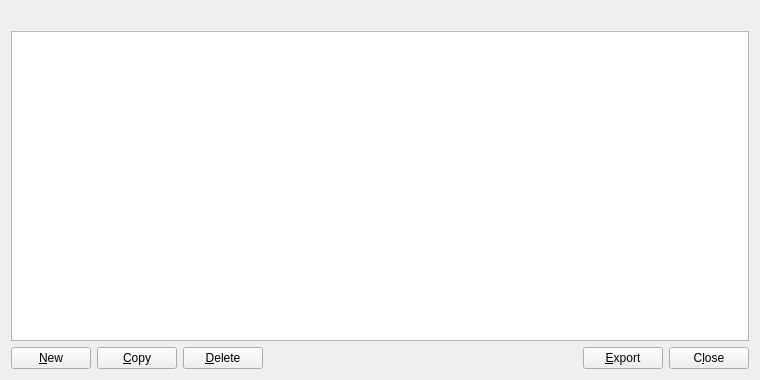
First picture: the form in src/qt/forms/addressbookpage.ui, repository cryptonodes-core/cryptonodes-core, before the edit.
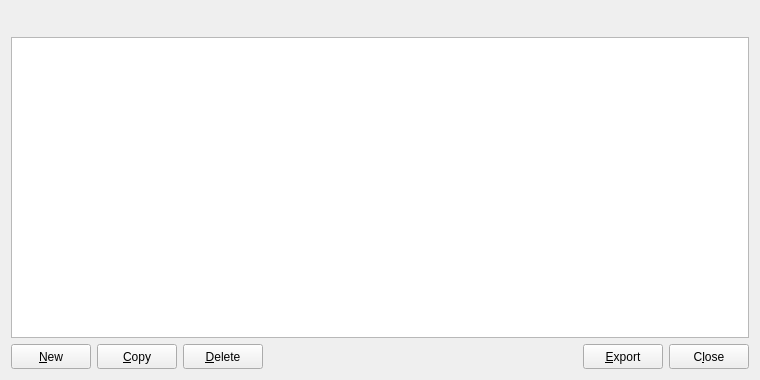
Second picture: the form after the edit. Icons and pictures are not drawn.

What changed in the file:
```diff
--- a/src/qt/forms/addressbookpage.ui
+++ b/src/qt/forms/addressbookpage.ui
@@ -4,15 +4,25 @@
  <widget class="QWidget" name="AddressBookPage">
   <property name="geometry">
    <rect>
-    <x>0</x>
-    <y>0</y>
     <width>760</width>
     <height>380</height>
    </rect>
   </property>
+  <property name="minimumSize">
+   <size>
+    <width>500</width>
+    <height>250</height>
+   </size>
+  </property>
   <layout class="QVBoxLayout" name="verticalLayout">
    <item>
     <widget class="QLabel" name="labelExplanation">
+     <property name="minimumSize">
+      <size>
+       <width>400</width>
+       <height>20</height>
+      </size>
+     </property>
      <property name="textFormat">
       <enum>Qt::PlainText</enum>
      </property>
@@ -23,6 +33,12 @@
    </item>
    <item>
     <widget class="QTableView" name="tableView">
+     <property name="minimumSize">
+      <size>
+       <width>400</width>
+       <height>200</height>
+      </size>
+     </property>
      <property name="palette">
       <palette>
        <active>
@@ -90,6 +106,12 @@
     <layout class="QHBoxLayout" name="horizontalLayout">
      <item>
       <widget class="QPushButton" name="newAddress">
+       <property name="minimumSize">
+        <size>
+         <width>75</width>
+         <height>25</height>
+        </size>
+       </property>
        <property name="toolTip">
         <string>Create a new address</string>
        </property>
@@ -107,6 +129,12 @@
      </item>
      <item>
       <widget class="QPushButton" name="copyAddress">
+       <property name="minimumSize">
+        <size>
+         <width>75</width>
+         <height>25</height>
+        </size>
+       </property>
        <property name="toolTip">
         <string>Copy the currently selected address to the system clipboard</string>
        </property>
@@ -124,6 +152,12 @@
      </item>
      <item>
       <widget class="QPushButton" name="deleteAddress">
+       <property name="minimumSize">
+        <size>
+         <width>75</width>
+         <height>25</height>
+        </size>
+       </property>
        <property name="toolTip">
         <string>Delete the currently selected address from the list</string>
        </property>
@@ -154,6 +188,12 @@
      </item>
      <item>
       <widget class="QPushButton" name="exportButton">
+       <property name="minimumSize">
+        <size>
+         <width>75</width>
+         <height>25</height>
+        </size>
+       </property>
        <property name="toolTip">
         <string>Export the data in the current tab to a file</string>
        </property>
@@ -177,6 +217,12 @@
          <verstretch>0</verstretch>
         </sizepolicy>
        </property>
+       <property name="minimumSize">
+        <size>
+         <width>75</width>
+         <height>25</height>
+        </size>
+       </property>
        <property name="text">
         <string>C&amp;lose</string>
        </property>
```
